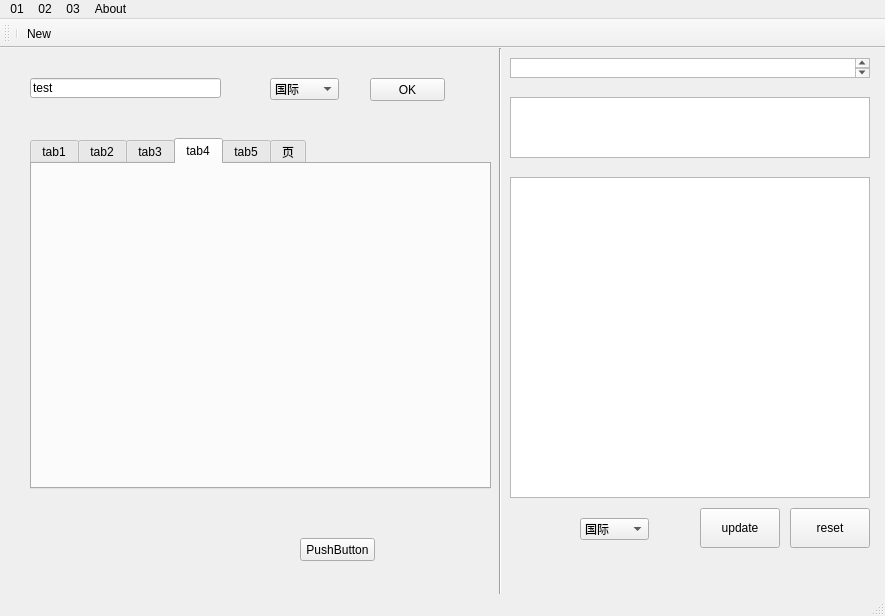
Above: news0.ui from youzipi/news-desktop before the change. Below: the same form after it.
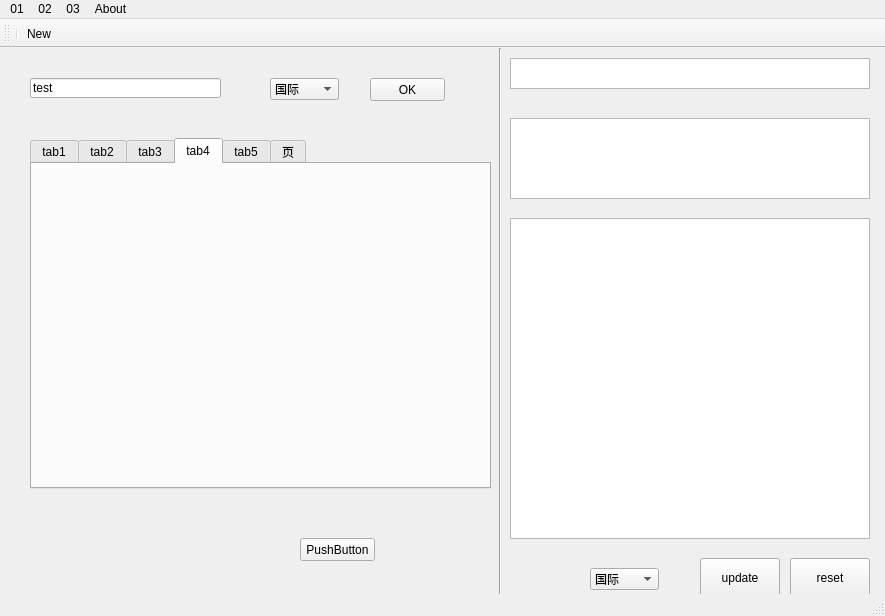
That is the form after the change.

```diff
--- a/news0.ui
+++ b/news0.ui
@@ -243,11 +243,16 @@
     <property name="geometry">
      <rect>
       <x>510</x>
-      <y>129</y>
+      <y>170</y>
       <width>360</width>
       <height>321</height>
      </rect>
     </property>
+    <property name="font">
+     <font>
+      <pointsize>14</pointsize>
+     </font>
+    </property>
    </widget>
    <widget class="QPushButton" name="pushButton">
     <property name="geometry">
@@ -268,7 +273,7 @@
       <x>510</x>
       <y>10</y>
       <width>360</width>
-      <height>20</height>
+      <height>31</height>
      </rect>
     </property>
     <property name="sizePolicy">
@@ -283,22 +288,32 @@
       <height>0</height>
      </size>
     </property>
+    <property name="font">
+     <font>
+      <pointsize>12</pointsize>
+     </font>
+    </property>
    </widget>
    <widget class="QTextEdit" name="digestedit">
     <property name="geometry">
      <rect>
       <x>510</x>
-      <y>49</y>
+      <y>70</y>
       <width>360</width>
-      <height>61</height>
+      <height>81</height>
      </rect>
     </property>
+    <property name="font">
+     <font>
+      <pointsize>12</pointsize>
+     </font>
+    </property>
    </widget>
    <widget class="QPushButton" name="pushButton_2">
     <property name="geometry">
      <rect>
       <x>700</x>
-      <y>460</y>
+      <y>510</y>
       <width>80</width>
       <height>40</height>
      </rect>
@@ -311,7 +326,7 @@
     <property name="geometry">
      <rect>
       <x>790</x>
-      <y>460</y>
+      <y>510</y>
       <width>80</width>
       <height>40</height>
      </rect>
@@ -339,8 +354,8 @@
    <widget class="QComboBox" name="categorizebox_m">
     <property name="geometry">
      <rect>
-      <x>580</x>
-      <y>470</y>
+      <x>590</x>
+      <y>520</y>
       <width>69</width>
       <height>22</height>
      </rect>
```
